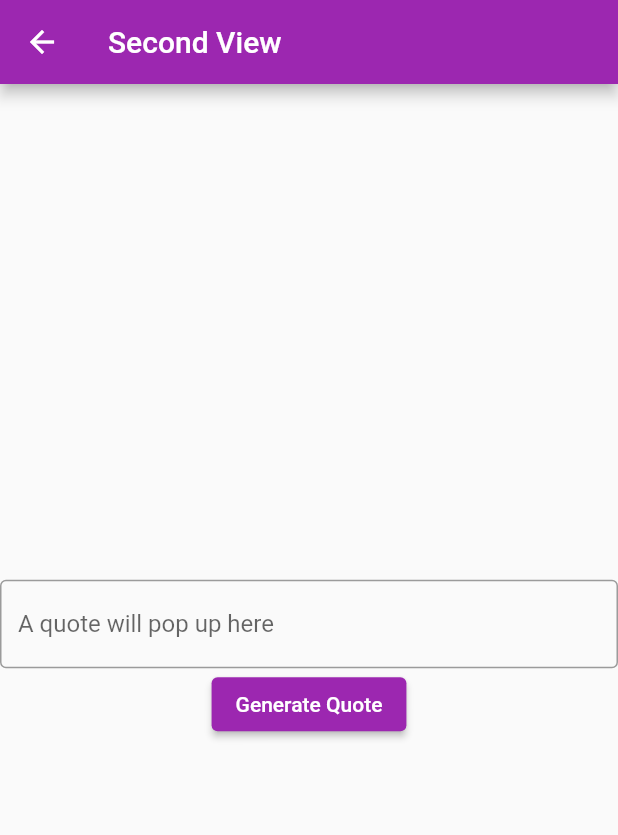
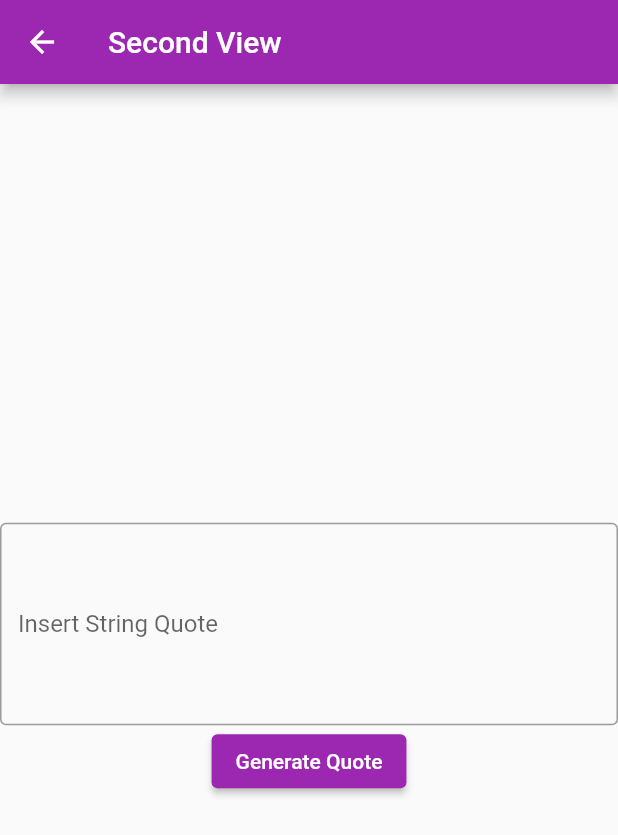
Before and after one commit to aellux/FlutterApp, a Flutter app: the screen it shows after launch, after a tap on "Second View", on a phone screen of 412 x 824 dp. Shown: the top 835 px of the screen. Run offline on Flutter 3.47's test engine with Material 2 defaults, Android fonts, the phone set to English and light mode, and no system bars; network calls fail.

Commit message:
UI is ready, figure out how to retrieve data and update the card/textfield when needed

```diff
--- a/lib/first_view.dart
+++ b/lib/first_view.dart
@@ -11,14 +11,20 @@ class FirstView extends StatefulWidget {
 }
 
 class _FirstViewState extends State<FirstView> { // Creates the card in first view
+  late Future<Color> futureAlbum;
   @override
+  void initState() {
+    super.initState();
+    futureAlbum = fetchColor();
+  }
   Widget build(BuildContext context) {
     return Center(
       child: InkWell( // Allows the card to change color when tapped
-        onTap: () {
+        onTap: () { //Call fetch color & update the card background color with the Json data
+        fetchColor();
 
         },
-        child: Card(
+        child: Card( // Creates the card UI
           child: Column(
             mainAxisSize: MainAxisSize.min,
             children: <Widget>[
@@ -26,12 +32,12 @@ class _FirstViewState extends State<FirstView> { // Creates the card in first vi
                 title: Text('This Is A Card', textAlign: TextAlign.center,),
               ),
               const ListTile(
-                title: Text('Update the color by click on it', textAlign: TextAlign.center,),
+                title: Text('Update the color by clicking on it', textAlign: TextAlign.center,),
               ),
               Row(
                 mainAxisAlignment: MainAxisAlignment.end,
-                children: <Widget>[
-                  const SizedBox(width: 8, height: 40),
+                children: const <Widget>[
+                  SizedBox(width: 8, height: 40),
                 ],
               ),
             ],
@@ -53,8 +59,10 @@ class FirstRoute extends StatelessWidget { // First view including card and butt
       ),
       body: Center(
         child: Column(
-          children: [FirstView(),
-            ElevatedButton(
+          mainAxisAlignment: MainAxisAlignment.center,
+          crossAxisAlignment: CrossAxisAlignment.center,
+          children: [const FirstView(),
+            ElevatedButton( //Button on push, routes to second
               child: const Text('Second View'),
               onPressed: () {
                 Navigator.push(
@@ -79,9 +87,7 @@ Future<Color> fetchColor() async { // Fetch information with API endpoint
     // then parse the JSON.
     return Color.fromJson(jsonDecode(response.body));
   } else {
-    // If the server did not return a 200 OK response,
-    // then throw an exception.
-    throw Exception('Failed to load color');
+    throw Exception('Failed to load color'); // Throw exception if it didn't return a response
   }
 }
 
@@ -95,7 +101,7 @@ class Color { // Constructors for the updating colors
   });
 
 
-factory Color.fromJson(Map<String, dynamic> json) { //
+factory Color.fromJson(Map<String, dynamic> json) {
   return Color(
     hex: json['hex'],
     red: json['red'],
@@ -105,15 +111,3 @@ factory Color.fromJson(Map<String, dynamic> json) { //
   );
 }
 }
-
-/*
-class MyAppState extends State<MyApp> {
-  late Future<Color> futureAlbum;
-  @override
-  void initState() {
-    super.initState();
-    futureAlbum = fetchColor();
-  }
-// ···
-}
-*/
--- a/lib/main.dart
+++ b/lib/main.dart
@@ -15,7 +15,7 @@ class MyApp extends StatelessWidget {
       theme: ThemeData(
         primarySwatch: Colors.purple,
       ),
-      home: FirstRoute(),
+      home: const FirstRoute(),
     );
   }
 }
--- a/lib/second_view.dart
+++ b/lib/second_view.dart
@@ -4,10 +4,28 @@ import 'first_view.dart';
 import 'main.dart';
 import 'package:http/http.dart' as http;
 
-class SecondView extends StatelessWidget { // Second view
+
+
+class SecondView extends StatefulWidget { // Second view
   const SecondView({Key? key}) : super(key: key);
 
   @override
+  State<SecondView> createState() => _SecondViewState();
+
+}
+
+
+class _SecondViewState extends State<SecondView> {
+
+  final myController = TextEditingController(); // Creates the controller for updating text
+  String newText = 'Quote update';
+
+  @override
+  void dispose(){
+    myController.dispose();
+    super.dispose();
+  }
+
   Widget build(BuildContext context) {
     return Scaffold(
       appBar: AppBar(
@@ -18,15 +36,23 @@ class SecondView extends StatelessWidget { // Second view
           mainAxisAlignment: MainAxisAlignment.center,
           crossAxisAlignment: CrossAxisAlignment.center,
           children: [
-            TextField(
+              TextField(
+              controller: myController,
+              textAlign: TextAlign.center,
+              maxLines: 5,
               decoration: InputDecoration(
                 border: OutlineInputBorder(),
-                hintText: 'A quote will pop up here',
+                labelText: 'Insert String Quote', // Using a var, connect it to updated text under Elevated Button
               ),
             ),
-            ElevatedButton( // Navigate back to first route when tapped.
+            ElevatedButton( // Button that updated the textfield box with a new quote
               child: const Text('Generate Quote'),
               onPressed: () {
+                 fetchQuote(); // After pressing button, it will fetch the quote and update the textbox with the new string
+                 String updatedText = myController.text + newText;
+                 myController.value = myController.value.copyWith(
+                   text: newText,
+                 );
               },
             ),
         ],
@@ -50,16 +76,16 @@ Future<Quote> fetchQuote() async { // Fetch information with API endpoint
   }
 }
 
-class Quote { // Constructors for the updating textbox
+class Quote { // Constructors for the quote variable
   final String pQuote;
 
-  const Quote({
+   Quote({
     required this.pQuote,
   });
 
-  factory Quote.fromJson(Map<String, dynamic> json) { //
+  factory Quote.fromJson(Map<String, dynamic> json) { // Fetches the quote from Json
     return Quote(
-      pQuote: json['string'],
+      pQuote: json['pQuote'],
     );
   }
 }
```
